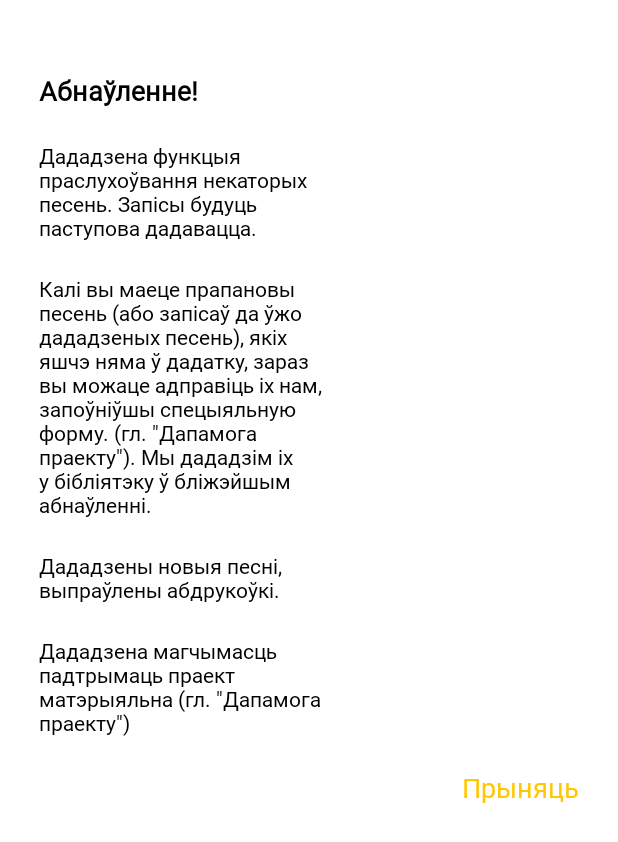
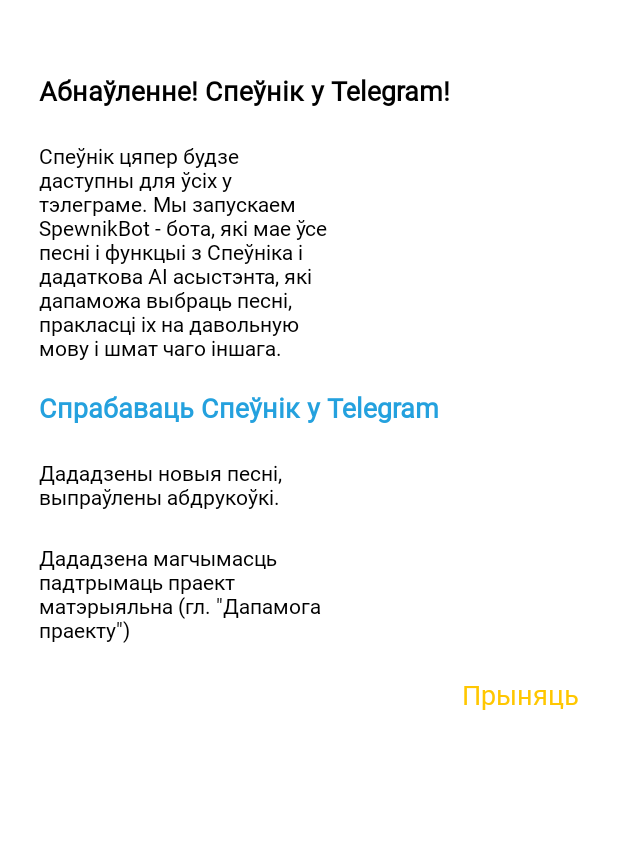
Before and after one commit to ntnlbk/Spewnik, an Android app built with Jetpack Compose: the layout dialog_whats_new.xml on its own in the app's theme, with its tools: preview values and no code run, on a phone screen of 412 x 824 dp. Shown: the top 842 px of the screen. Run offline under Robolectric (Android 15) with nearby library versions, the phone set to English and light mode, and no system bars.

Commit message:
Telegram URL on the whats new dialog screen

```diff
--- a/app/src/main/res/layout/dialog_whats_new.xml
+++ b/app/src/main/res/layout/dialog_whats_new.xml
@@ -6,44 +6,41 @@
     android:orientation="vertical"
     android:paddingBottom="21dp">
     <TextView
-        android:id="@+id/textView32"
         android:layout_width="wrap_content"
         android:layout_height="wrap_content"
         android:layout_marginStart="26dp"
         android:layout_marginTop="48dp"
         android:fontFamily="@font/myfont"
-        android:text="@string/updation"
+        android:text="@string/update_whats_new"
         android:textColor="@color/C2"
         android:textSize="18sp"
         android:textStyle="bold" />
     <TextView
-        android:id="@+id/textView33"
         android:layout_height="wrap_content"
         android:layout_marginLeft="26dp"
         android:layout_width="200dp"
         android:layout_marginRight="26dp"
         android:layout_marginTop="21dp"
         android:fontFamily="@font/myfont"
-        android:text="@string/add_new_functions"
+        android:text="@string/whats_new_first_block"
         android:textColor="@color/C2"
         android:textSize="14sp"
         android:textStyle="normal" />
 
     <TextView
-        android:id="@+id/textView34"
-        android:layout_marginRight="26dp"
-        android:layout_width="200dp"
+        android:id="@+id/go_to_telegram_tv"
+        android:layout_width="wrap_content"
         android:layout_height="wrap_content"
         android:layout_marginLeft="26dp"
-        android:layout_marginTop="21dp"
+        android:layout_marginTop="18dp"
+        android:layout_marginRight="26dp"
         android:fontFamily="@font/myfont"
-        android:text='@string/if_you_have_some_propositions'
-        android:textColor="@color/C2"
-        android:textSize="14sp"
-        android:textStyle="normal" />
+        android:text='@string/whats_new_second_block'
+        android:textColor="@color/C12"
+        android:textSize="18sp"
+        android:textStyle="bold" />
 
     <TextView
-        android:id="@+id/textView36"
         android:layout_marginRight="26dp"
         android:layout_width="200dp"
         android:layout_height="wrap_content"
@@ -56,7 +53,6 @@
         android:textStyle="normal" />
 
     <TextView
-        android:id="@+id/textView35"
         android:layout_width="200dp"
         android:layout_height="wrap_content"
         android:layout_marginLeft="26dp"
--- a/app/src/main/res/values-night/colors.xml
+++ b/app/src/main/res/values-night/colors.xml
@@ -13,4 +13,5 @@
     <color name="C9">#FFFFFF</color>
     <color name="C10">#3D3D3D</color>
     <color name="C11">#C7C7C7</color>
+    <color name="C12">#24A1DE</color>
 </resources>
--- a/app/src/main/res/values/colors.xml
+++ b/app/src/main/res/values/colors.xml
@@ -13,4 +13,5 @@
     <color name="C9">#000000</color>
     <color name="C10">#FFD645</color>
     <color name="C11">#FFFFFF</color>
+    <color name="C12">#24A1DE</color>
 </resources>
--- a/app/src/main/res/values/strings.xml
+++ b/app/src/main/res/values/strings.xml
@@ -31,9 +31,9 @@
     <string name="accept">Прыняць</string>
     <string name="open_menu">OPEN MENU</string>
     <string name="app_name_menu">Спеўнік</string>
-    <string name="updation">Абнаўленне!</string>
-    <string name="add_new_functions">Дададзена функцыя праслухоўвання некаторых песень. Запісы будуць паступова дадавацца.</string>
-    <string name="if_you_have_some_propositions">Калі вы маеце прапановы песень (або запісаў да ўжо дададзеных песень), якіх яшчэ няма ў дадатку, зараз вы можаце адправіць іх нам, запоўніўшы спецыяльную форму. (гл. \"Дапамога праекту\"). Мы дададзім іх у бібліятэку ў бліжэйшым абнаўленні.</string>
+    <string name="update_whats_new">Абнаўленне! Спеўнік у Telegram!</string>
+    <string name="whats_new_first_block">Спеўнік цяпер будзе даступны для ўсіх у тэлеграме. Мы запускаем SpewnikBot - бота, які мае ўсе песні і функцыі з Спеўніка і дадаткова AI асыстэнта, які дапаможа выбраць песні, пракласці іх на давольную мову і шмат чаго іншага.</string>
+    <string name="whats_new_second_block">Спрабаваць Спеўнік у Telegram</string>
     <string name="new_songs_were_added">Дададзены новыя песні, выпраўлены абдрукоўкі.</string>
     <string name="new_possibility_sup">Дададзена магчымасць падтрымаць праект матэрыяльна (гл. \"Дапамога праекту\")</string>
 </resources>
```
Also changed, not shown: app/src/main/java/com/LibBib/spevn/presentation/MainActivity.kt (+22 -2 lines).
